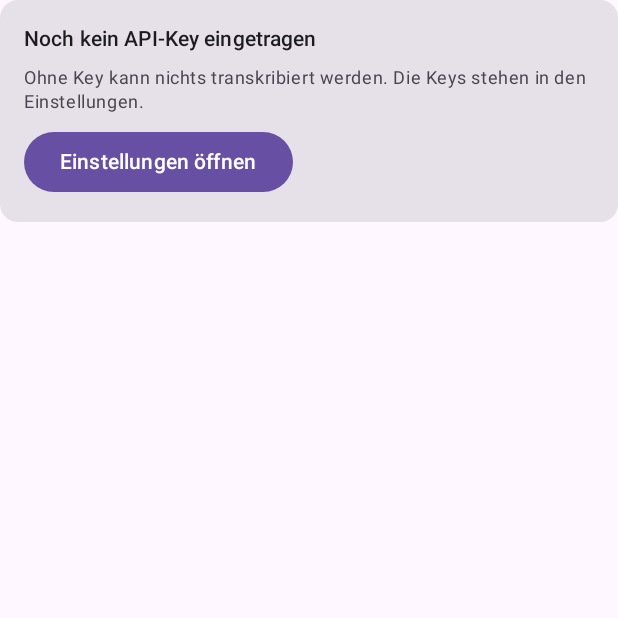
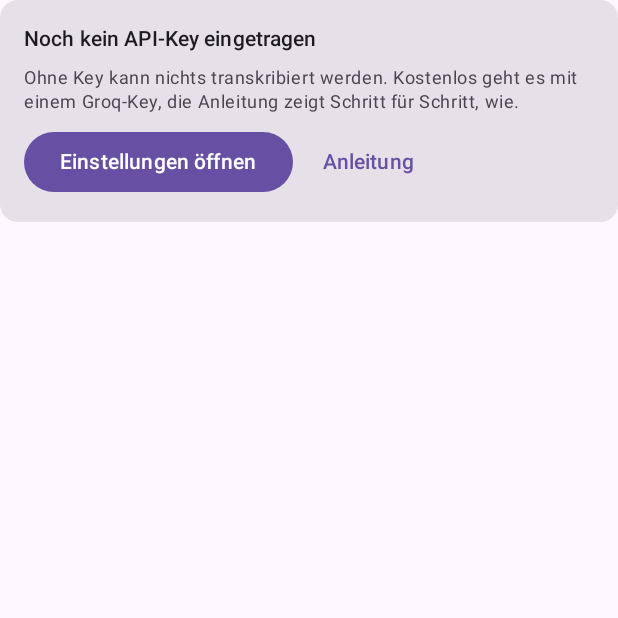
Before and after one commit to IlianP/android-voice-message-transcriber, an Android app built with Jetpack Compose: the composable MissingKeyCard shown on its own in the app's theme, on a phone screen of 412 x 824 dp, the top half of it. Run offline under Robolectric (Android 15) with nearby library versions, the phone set to English and light mode, and no system bars.

Commit message:
Play-Store-Vorbereitung: targetSdk 36, AAB, Hilfe-Links in der App
- compileSdk/targetSdk 36 (Play-Pflicht seit 31.08.2026); AGP 8.5.2 per
  suppressUnsupportedCompileSdk, Robolectric bleibt auf API 35
- release.yml baut zusätzlich ein AAB aus demselben Lauf (gleicher
  versionCode), optional mit Upload-Key neu signiert, als Artefakt;
  erst nach dem GitHub-Release, damit es dieses nie aufhält
- tests.yml baut bundleRelease mit
- Einstellungen: Links zur Key-Anleitung und Datenschutzerklärung,
  Karte ohne Key verweist auf die Anleitung
- cloud-setup.sh installiert platforms;android-36

Co-Authored-By: Claude Opus 5.5 <noreply@anthropic.com>
Claude-Session: https://claude.ai/code/session_01HfCCPkcg6gE8DYXnUtN9pK

```diff
--- a/app/build.gradle.kts
+++ b/app/build.gradle.kts
@@ -27,12 +27,12 @@ val buildVersionName = System.getenv("VERSION_NAME") ?: "1.0-dev"
 
 android {
     namespace = "de.ilianp.audiotranskript"
-    compileSdk = 35
+    compileSdk = 36
 
     defaultConfig {
         applicationId = "de.ilianp.audiotranskript"
         minSdk = 26
-        targetSdk = 35
+        targetSdk = 36
         versionCode = buildVersionCode
         versionName = buildVersionName
     }
--- a/app/src/main/java/de/ilianp/audiotranskript/MainActivity.kt
+++ b/app/src/main/java/de/ilianp/audiotranskript/MainActivity.kt
@@ -959,11 +959,17 @@ private fun MissingKeyCard(onOpenSettings: () -> Unit) {
         ) {
             Text("Noch kein API-Key eingetragen", style = MaterialTheme.typography.titleSmall)
             Text(
-                "Ohne Key kann nichts transkribiert werden. Die Keys stehen in den Einstellungen.",
+                "Ohne Key kann nichts transkribiert werden. Kostenlos geht es mit einem Groq-Key, die Anleitung zeigt Schritt für Schritt, wie.",
                 style = MaterialTheme.typography.bodySmall,
                 color = MaterialTheme.colorScheme.onSurfaceVariant,
             )
-            Button(onClick = onOpenSettings) { Text("Einstellungen öffnen") }
+            Row(horizontalArrangement = Arrangement.spacedBy(8.dp)) {
+                Button(onClick = onOpenSettings) { Text("Einstellungen öffnen") }
+                val context = LocalContext.current
+                TextButton(onClick = { HelpLinks.open(context, HelpLinks.KEY_GUIDE) }) {
+                    Text("Anleitung")
+                }
+            }
         }
     }
 }
--- a/gradle.properties
+++ b/gradle.properties
@@ -4,3 +4,7 @@ org.gradle.caching=true
 android.useAndroidX=true
 android.nonTransitiveRClass=true
 kotlin.code.style=official
+# AGP 8.5.2 kennt API 36 (Android 16) noch nicht offiziell. Google Play verlangt targetSdk 36
+# seit dem 31.08.2026; bauen laesst es sich trotzdem, AGP warnt nur. Beim naechsten AGP-Update
+# (ab 8.10) kann die Zeile weg.
+android.suppressUnsupportedCompileSdk=36
```
Also changed, not shown: app/src/main/java/de/ilianp/audiotranskript/HelpLinks.kt (added, +30 -0 lines), app/src/main/java/de/ilianp/audiotranskript/SettingsScreen.kt (+11 -0 lines), 7 other files.
